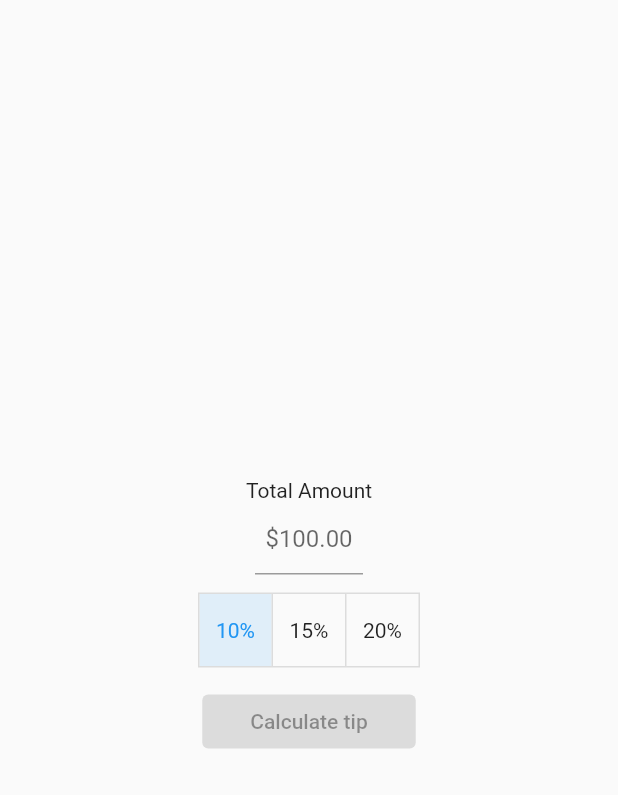
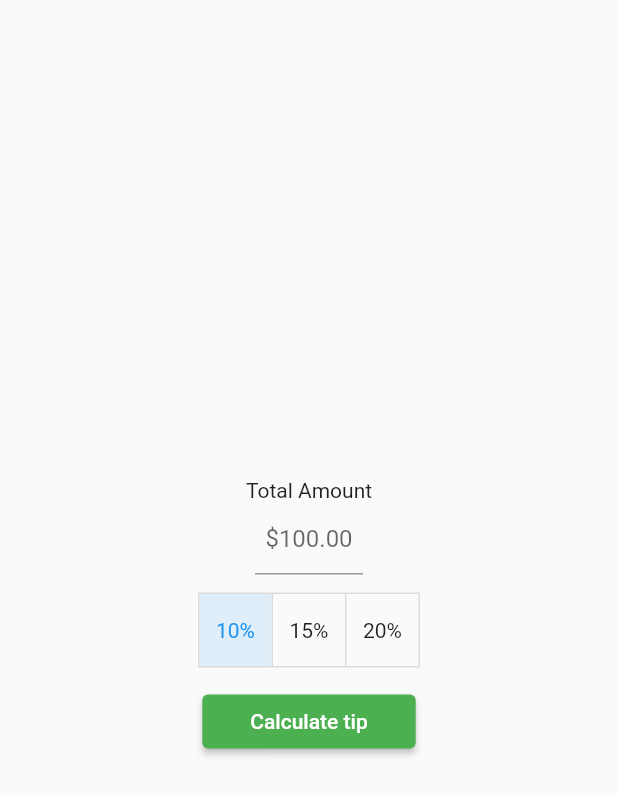
Before and after one commit to Montalmo/killo_project, a Flutter app: the screen it shows after launch, on a phone screen of 412 x 824 dp. Shown: the top 795 px of the screen. Run offline on Flutter 3.47's test engine with Material 2 defaults, Android fonts, the phone set to English and light mode, and no system bars.

Commit message:
first commit 03

```diff
--- a/lib/day02.dart
+++ b/lib/day02.dart
@@ -12,7 +12,8 @@ class Day02 extends StatefulWidget {
 class _Day02State extends State<Day02> {
   final controller = TextEditingController();
 
-  List<bool> _selection = [true, false, false];
+  List<bool> _selection = <bool>[true, false, false];
+  String? tip;
 
   @override
   Widget build(BuildContext context) {
@@ -22,6 +23,11 @@ class _Day02State extends State<Day02> {
           child: Column(
             mainAxisAlignment: MainAxisAlignment.center,
             children: [
+              if (tip != null)
+                Text(
+                  '$tip',
+                  style: TextStyle(fontWeight: FontWeight.w600, fontSize: 40.0),
+                ),
               const Text('Total Amount'),
               SizedBox(
                 width: 72.0,
@@ -48,8 +54,11 @@ class _Day02State extends State<Day02> {
                 height: 12.0,
               ),
               ElevatedButton(
-                style:
-                onPressed: () {},
+                style: ButtonStyle(
+                  backgroundColor:
+                      MaterialStateProperty.all<Color>(Colors.green),
+                ),
+                onPressed: calculateTip,
                 child: Padding(
                   padding: const EdgeInsets.symmetric(
                     horizontal: 16.0,
@@ -74,4 +83,16 @@ class _Day02State extends State<Day02> {
       },
     );
   }
+
+  void calculateTip() {
+    final totalAmount = double.parse(controller.text);
+    final selctedIndex = _selection.indexWhere((element) => element);
+    final tipPercentstage = [0.1, 0.15, 0.2][selctedIndex];
+
+    final tipTotal = (tipPercentstage * totalAmount).toStringAsFixed(2);
+
+    setState(() {
+      tip = '\$$tipTotal';
+    });
+  }
 }
```
